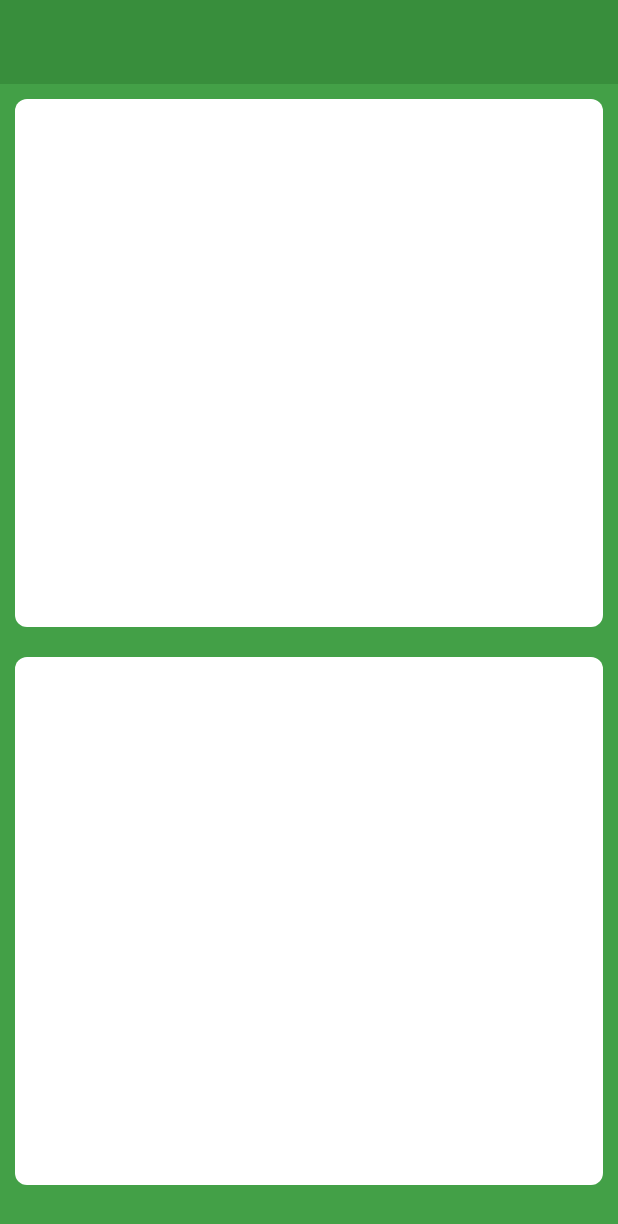
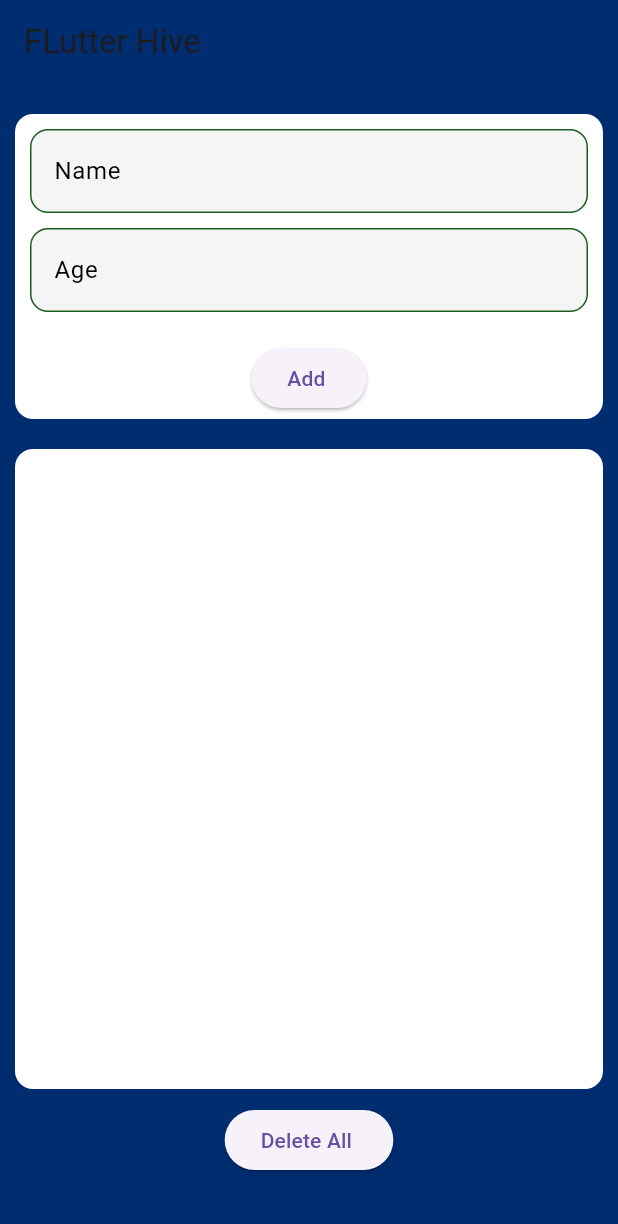
Before and after one commit to TheAbror/SimpleHiveApp, a Flutter app: the screen it shows after launch, on a phone screen of 412 x 824 dp. Shown: the top 1224 px of the screen. Run offline on Flutter 3.47's test engine with Material 3 defaults, Android fonts, the phone set to English and light mode, and no system bars.

Commit message:
design  ✅

```diff
--- a/lib/main.dart
+++ b/lib/main.dart
@@ -11,32 +11,84 @@ class MainApp extends StatelessWidget {
   Widget build(BuildContext context) {
     return MaterialApp(
       home: Scaffold(
-        appBar: AppBar(backgroundColor: Colors.green.shade700),
-        backgroundColor: Colors.green.shade600,
+        appBar: AppBar(
+          backgroundColor: const Color.fromARGB(255, 0, 45, 111),
+          title: const Text('FLutter Hive'),
+        ),
+        backgroundColor: const Color.fromARGB(255, 0, 45, 111),
         body: Column(
           children: [
+            const SizedBox(height: 10),
             Expanded(
+              child: Container(
+                margin: const EdgeInsets.all(10),
+                padding: const EdgeInsets.all(10),
+                decoration: BoxDecoration(
+                  color: Colors.white,
+                  borderRadius: BorderRadius.circular(12),
+                ),
+                child: Column(
+                  children: [
+                    TextFormField(
+                      decoration: textfielDecoration('Name'),
+                    ),
+                    const SizedBox(height: 10),
+                    TextFormField(
+                      decoration: textfielDecoration('Age'),
+                    ),
+                    const SizedBox(height: 20),
+                    ElevatedButton(
+                      onPressed: () {},
+                      child: const Text('Add '),
+                    ),
+                  ],
+                ),
+              ),
+            ),
+            Expanded(
+              flex: 2,
               child: Container(
                 margin: const EdgeInsets.all(10),
                 decoration: BoxDecoration(
                   color: Colors.white,
-                  borderRadius: BorderRadius.circular(8),
+                  borderRadius: BorderRadius.circular(12),
                 ),
               ),
             ),
-            Expanded(
-              child: Container(
-                margin: const EdgeInsets.all(10),
-                decoration: BoxDecoration(
-                  color: Colors.white,
-                  borderRadius: BorderRadius.circular(8),
-                ),
-              ),
+            ElevatedButton(
+              onPressed: () {},
+              child: const Text('Delete All '),
             ),
-            const SizedBox(height: 24),
+            const SizedBox(height: 40),
           ],
         ),
       ),
     );
   }
+
+  InputDecoration textfielDecoration(String hintStyle) {
+    return InputDecoration(
+      filled: true,
+      border: InputBorder.none, // Remove border color
+      enabledBorder: OutlineInputBorder(
+        borderSide: BorderSide(color: Colors.green.shade900, width: 1),
+        borderRadius: BorderRadius.circular(12),
+      ),
+      focusedBorder: OutlineInputBorder(
+        borderSide: BorderSide(color: Colors.green.shade900, width: 1),
+        borderRadius: BorderRadius.circular(12),
+      ),
+      errorBorder: OutlineInputBorder(
+        borderSide: BorderSide(color: Colors.green.shade900, width: 1),
+        borderRadius: BorderRadius.circular(12),
+      ),
+      focusedErrorBorder: OutlineInputBorder(
+        borderSide: BorderSide(color: Colors.green.shade900, width: 1),
+        borderRadius: BorderRadius.circular(12),
+      ),
+      hintText: hintStyle,
+      fillColor: Colors.grey.shade100,
+      hintStyle: const TextStyle(color: Colors.black),
+    );
+  }
 }
```
